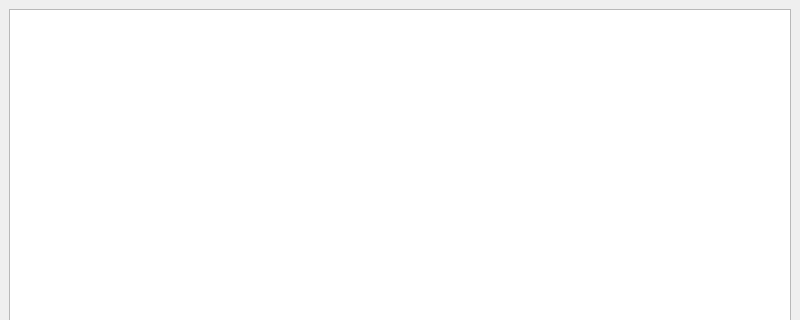
Qt form finder.ui (AlexLeSang/PathFinder) before a commit; both pictures show x 0 to 800 and y 0 to 320 of the 800 by 600 pixel window.
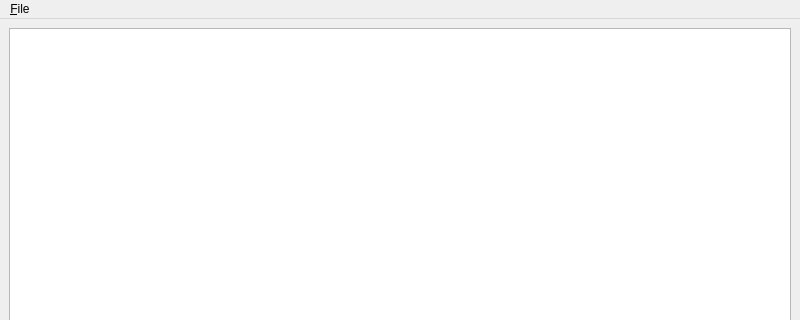
The same form after that commit. Icons and pictures are not drawn.

Commit message: Open file feature

Patch:
```diff
--- a/finder.ui
+++ b/finder.ui
@@ -51,6 +51,28 @@
     </item>
    </layout>
   </widget>
+  <widget class="QMenuBar" name="menuBar">
+   <property name="geometry">
+    <rect>
+     <x>0</x>
+     <y>0</y>
+     <width>800</width>
+     <height>22</height>
+    </rect>
+   </property>
+   <widget class="QMenu" name="menuOpen">
+    <property name="title">
+     <string>&amp;File</string>
+    </property>
+    <addaction name="action_Open"/>
+   </widget>
+   <addaction name="menuOpen"/>
+  </widget>
+  <action name="action_Open">
+   <property name="text">
+    <string>&amp;Open</string>
+   </property>
+  </action>
  </widget>
  <resources/>
  <connections/>
```
The commit also changes 1 other file.
